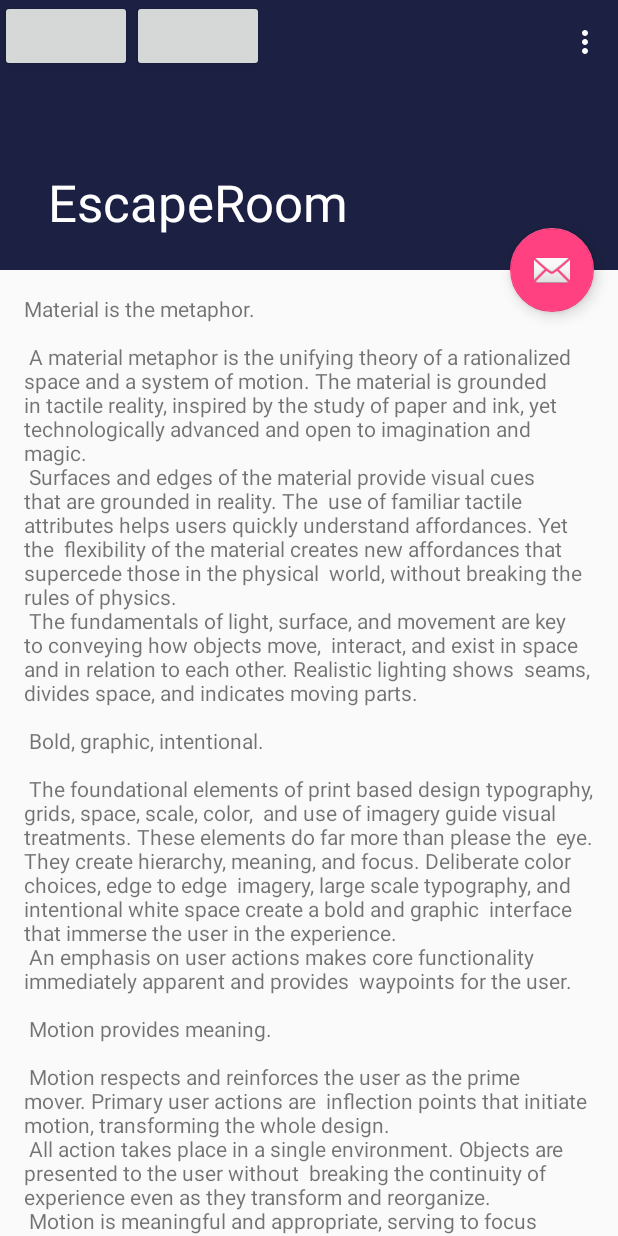
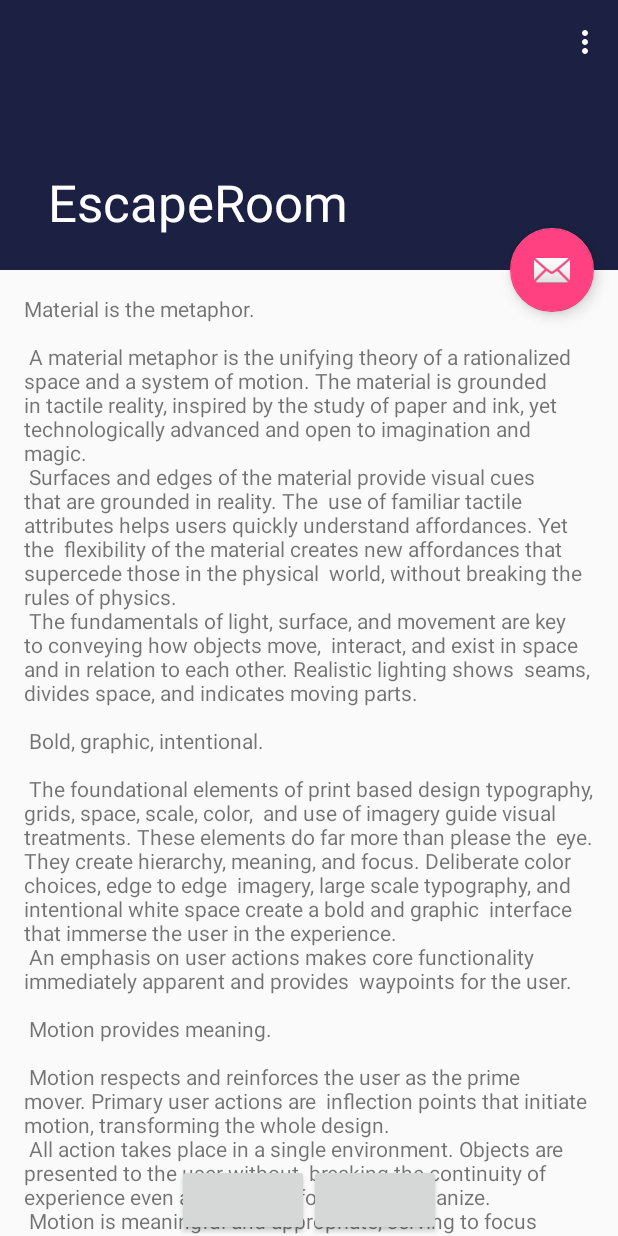
Before and after one commit to MrDeliciousman/EscapeRoom, an Android app: the screen it shows after launch (ScrollingActivity), on a phone screen of 412 x 824 dp. Run offline under Robolectric (Android 15) with nearby library versions, the phone set to English and light mode, and no system bars.

Commit message:
Fixed Button layout.

```diff
--- a/app/src/main/res/layout/activity_scrolling.xml
+++ b/app/src/main/res/layout/activity_scrolling.xml
@@ -36,19 +36,24 @@
 
   <include layout="@layout/content_scrolling"/>
 
-<LinearLayout
-  android:layout_width="wrap_content"
-  android:layout_height="wrap_content">
+<LinearLayout xmlns:android="http://schemas.android.com/apk/res/android"
+    android:layout_width="match_parent"
+    android:layout_height="wrap_content"
+    android:layout_gravity="bottom"
+    android:gravity="center"
+    android:orientation="horizontal">
 
   <Button
     android:id="@+id/option1"
     android:layout_width="wrap_content"
-    android:layout_height="wrap_content"/>
+    android:layout_height="wrap_content"
+    android:gravity="center"/>
 
   <Button
     android:id="@+id/option2"
     android:layout_width="wrap_content"
-    android:layout_height="wrap_content"/>
+    android:layout_height="wrap_content"
+    android:gravity="center"/>
 </LinearLayout>
 
   <android.support.design.widget.FloatingActionButton
```
